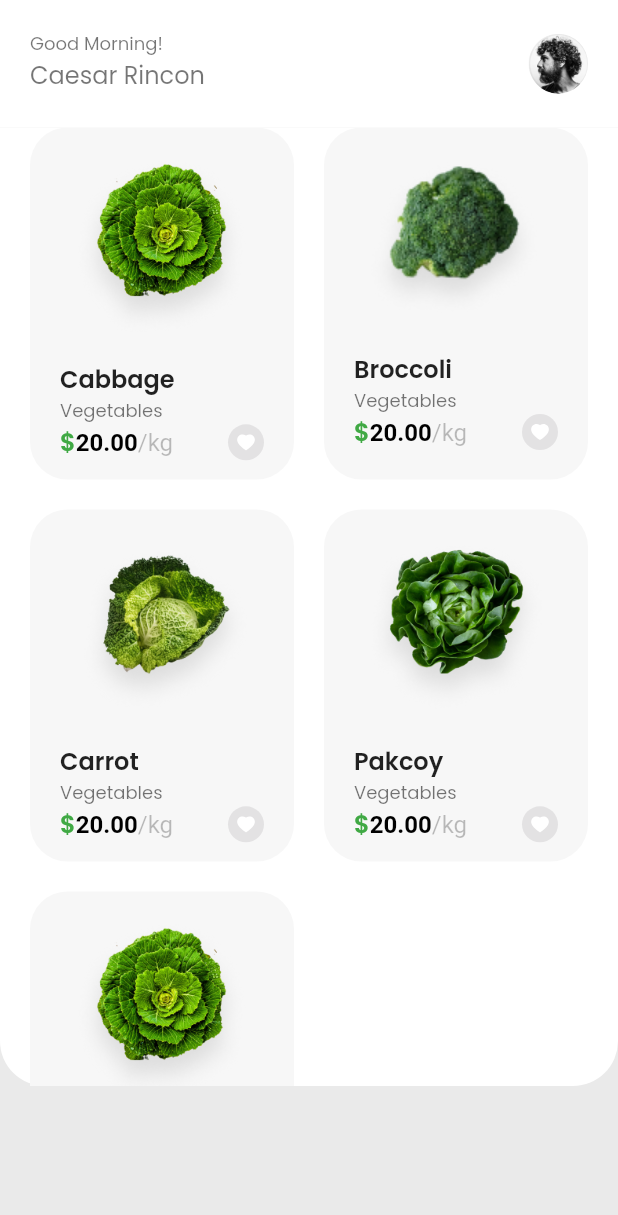
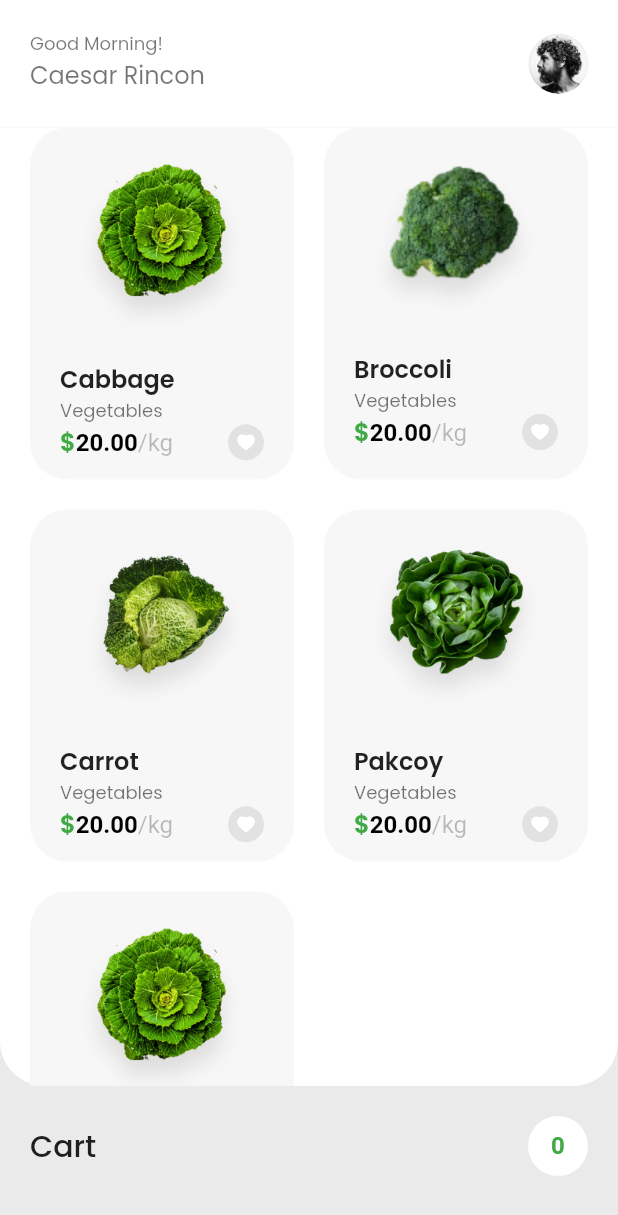
Before and after one commit to NetLost/grocery_app, a Flutter app: the screen it shows after launch, on a phone screen of 412 x 824 dp. Shown: the top 1215 px of the screen. Run offline on Flutter 3.47's test engine with Material 2 defaults, Android fonts, the phone set to English and light mode, and no system bars; our stand-ins replace flutter_svg, google_fonts.

Commit message:
add cart details

```diff
--- /dev/null
+++ b/lib/features/home_screen/components/card_short_view.dart
@@ -0,0 +1,59 @@
+import 'package:flutter/cupertino.dart';
+import 'package:flutter/material.dart';
+import 'package:grocery_app/core/contstant.dart';
+import 'package:grocery_app/core/ui/color/colors.dart';
+import 'package:grocery_app/features/home_screen/controllers/home_screen_controller.dart';
+
+class CardShortView extends StatelessWidget {
+  const CardShortView({
+    required this.controller,
+    Key? key,
+  }) : super(key: key);
+
+  final HomeScreenController controller;
+
+  @override
+  Widget build(BuildContext context) {
+    return Row(
+      children: [
+        Text(
+          'Cart',
+          style: Theme.of(context).textTheme.headline6,
+        ),
+        const SizedBox(
+          width: AppConstant.defaultPadding,
+        ),
+        Expanded(
+          child: SingleChildScrollView(
+            scrollDirection: Axis.horizontal,
+            child: Row(
+              children: List.generate(
+                controller.cart.length,
+                (index) => Padding(
+                  padding: const EdgeInsets.only(
+                      right: AppConstant.defaultPadding / 2),
+                  child: Hero(
+                    tag: '${controller.cart[index].product!.title}_cartTag',
+                    child: CircleAvatar(
+                      backgroundColor: Colors.white,
+                      backgroundImage:
+                          AssetImage(controller.cart[index].product!.image!),
+                    ),
+                  ),
+                ),
+              ),
+            ),
+          ),
+        ),
+        CircleAvatar(
+          backgroundColor: Colors.white,
+          child: Text(
+            controller.totalCartItems().toString(),
+            style: const TextStyle(
+                fontWeight: FontWeight.bold, color: AppColors.primary),
+          ),
+        )
+      ],
+    );
+  }
+}
--- a/lib/features/home_screen/home_screen.dart
+++ b/lib/features/home_screen/home_screen.dart
@@ -1,6 +1,8 @@
 import 'package:flutter/material.dart';
 import 'package:grocery_app/core/contstant.dart';
 import 'package:grocery_app/features/detail_screen/detail_screen.dart';
+import 'package:grocery_app/features/home_screen/components/card_short_view.dart';
+import 'package:grocery_app/features/home_screen/components/cart_details_view.dart';
 import 'package:grocery_app/features/home_screen/components/home_header.dart';
 import 'package:grocery_app/features/home_screen/components/product_card.dart';
 import 'package:grocery_app/features/home_screen/controllers/home_screen_controller.dart';
@@ -77,15 +79,19 @@ class HomeScreen extends StatelessWidget {
                                         const Duration(milliseconds: 500),
                                     reverseTransitionDuration:
                                         const Duration(milliseconds: 500),
-                                    pageBuilder: (context, animation,
-                                            secondaryAnimation) =>
+                                    pageBuilder: (
+                                      context,
+                                      animation,
+                                      secondaryAnimation,
+                                    ) =>
                                         FadeTransition(
                                       opacity: animation,
                                       child: DetailScreen(
                                         product: productsList[index],
                                         onProductAdd: () {
                                           controller.addProductToCart(
-                                              productsList[index]);
+                                            productsList[index],
+                                          );
                                         },
                                       ),
                                     ),
@@ -108,17 +114,17 @@ class HomeScreen extends StatelessWidget {
                                 AppConstant.cartBarHeight),
                         child: GestureDetector(
                           onVerticalDragUpdate: _onVerticalGesture,
-                          // child: Container(
-                          //   padding: const EdgeInsets.all(AppConstant.defaultPadding),
-                          //   color: Color(0xFFEAEAEA),
-                          //   alignment: Alignment.topLeft,
-                          //   child: AnimatedSwitcher(
-                          //     duration: panelTransition,
-                          //     child: controller.homeState == HomeState.normal
-                          //         ? CardShortView(controller: controller)
-                          //         : CartDetailsView(controller: controller),
-                          //   ),
-                          // ),
+                          child: Container(
+                            padding: const EdgeInsets.all(AppConstant.defaultPadding),
+                            color: const Color(0xFFEAEAEA),
+                            alignment: Alignment.topLeft,
+                            child: AnimatedSwitcher(
+                              duration: AppConstant.panelTransition,
+                              child: controller.homeState == HomeState.normal
+                                  ? CardShortView(controller: controller)
+                                  : CartDetailView(controller: controller),
+                            ),
+                          ),
                         ),
                       ),
                       // Header
```
Also changed, not shown: lib/features/home_screen/components/cart_details_view.dart (added, +44 -0 lines), lib/features/home_screen/components/cart_details_view_card.dart (added, +50 -0 lines).
